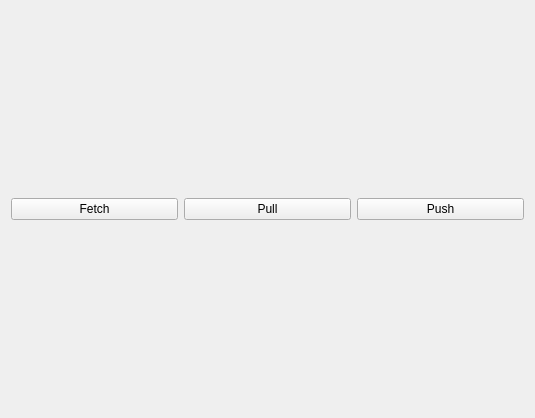
The window that gitmenu.ui (Notidman/Dollar) describes before a commit, drawn with Qt 5.
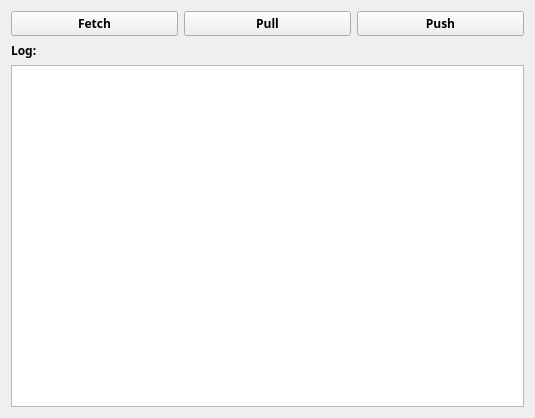
The same window after the commit.

```diff
--- a/gitmenu.ui
+++ b/gitmenu.ui
@@ -10,6 +10,13 @@
     <height>418</height>
    </rect>
   </property>
+  <property name="font">
+   <font>
+    <family>Hack</family>
+    <weight>75</weight>
+    <bold>true</bold>
+   </font>
+  </property>
   <property name="windowTitle">
    <string>Form</string>
   </property>
@@ -40,7 +47,18 @@
     </layout>
    </item>
    <item row="1" column="0">
-    <layout class="QHBoxLayout" name="horizontalLayout"/>
+    <layout class="QVBoxLayout" name="verticalLayout">
+     <item>
+      <widget class="QLabel" name="label">
+       <property name="text">
+        <string>Log:</string>
+       </property>
+      </widget>
+     </item>
+     <item>
+      <widget class="QListView" name="listView"/>
+     </item>
+    </layout>
    </item>
   </layout>
  </widget>
```
